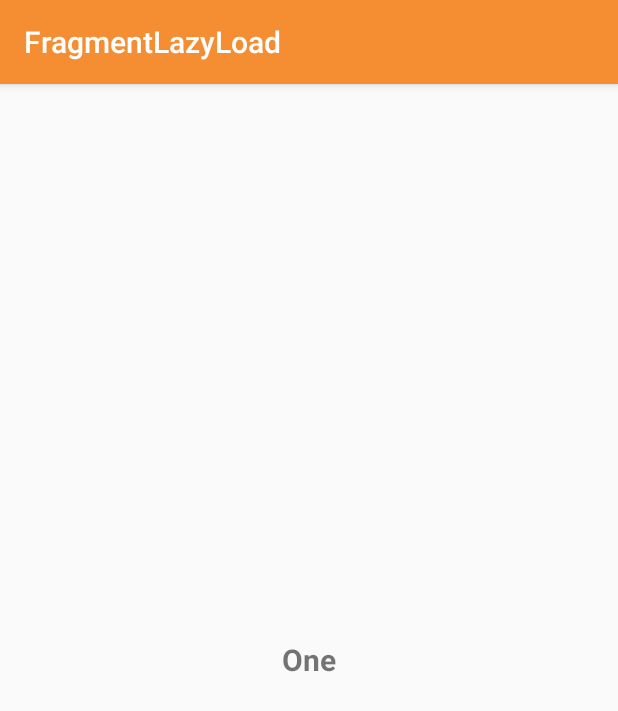
After one commit to ChestnutPlus/CodeSnippet, an Android app: the BlankFragment screen opened directly, with no data from a screen before it, on a phone screen of 412 x 824 dp. The commit adds this screen. Shown: the top 711 px of the screen. Run offline under Robolectric (Android 15) with nearby library versions, the phone set to English and light mode, and no system bars.

Commit message:
Feat: 增加Fragment懒加载示例

```diff
--- a/app/build.gradle
+++ b/app/build.gradle
@@ -27,4 +27,5 @@ dependencies {
     implementation 'com.android.support:appcompat-v7:26.1.0'
     implementation 'com.android.support.constraint:constraint-layout:1.1.3'
     implementation 'com.google.android:flexbox:0.2.5'
+    implementation 'com.android.support:support-v4:26.1.0'
 }
--- a/app/src/main/AndroidManifest.xml
+++ b/app/src/main/AndroidManifest.xml
@@ -6,6 +6,7 @@
         android:icon="@mipmap/ic_launcher"
         android:label="@string/app_name"
         android:theme="@style/AppTheme">
+        <activity android:name=".ui.fragmentLazyLoad.FragmentLazyLoadActivity"></activity>
         <activity android:name=".MainActivity">
             <intent-filter>
                 <action android:name="android.intent.action.MAIN" />
@@ -13,7 +14,6 @@
                 <category android:name="android.intent.category.LAUNCHER" />
             </intent-filter>
         </activity>
-        <activity android:name=".ui.textView.TextViewActivity"></activity>
     </application>
 
 </manifest>
--- a/app/src/main/java/x/chestnut/code/snippet/MainActivity.java
+++ b/app/src/main/java/x/chestnut/code/snippet/MainActivity.java
@@ -7,7 +7,7 @@ import android.widget.TextView;
 import com.google.android.flexbox.FlexboxLayout;
 
 import x.chestnut.code.snippet.base.BaseActivity;
-import x.chestnut.code.snippet.ui.textView.TextViewActivity;
+import x.chestnut.code.snippet.ui.fragmentLazyLoad.FragmentLazyLoadActivity;
 import x.chestnut.code.snippet.utils.ConvertUtils;
 
 public class MainActivity extends BaseActivity {
@@ -38,6 +38,6 @@ public class MainActivity extends BaseActivity {
 
     @Override
     public void lazyLoadViewAfterOnResume() {
-        addView("TextView", view -> startActivity(TextViewActivity.class));
+        addView("FragmentLazyLoad", view -> startActivity(FragmentLazyLoadActivity.class));
     }
 }
--- /dev/null
+++ b/app/src/main/java/x/chestnut/code/snippet/ui/fragmentLazyLoad/BlankFragment.java
@@ -0,0 +1,95 @@
+package x.chestnut.code.snippet.ui.fragmentLazyLoad;
+
+import android.os.AsyncTask;
+import android.os.Bundle;
+import android.widget.TextView;
+
+import java.lang.ref.WeakReference;
+
+import x.chestnut.code.snippet.R;
+
+public class BlankFragment extends LazyLoadFragment {
+
+    /*声明传入的参数*/
+    private static final String ARG_PARAM1 = "param1";
+    private String mParam1;
+
+    /*必须要一个空的构造方法*/
+    public BlankFragment() {}
+
+    private TextView textView;
+
+    /**
+     * 使用这个方法进行实例化
+     * @param param1 参数
+     * @return fragment
+     */
+    public static BlankFragment newInstance(String param1) {
+        BlankFragment fragment = new BlankFragment();
+        Bundle args = new Bundle();
+        args.putString(ARG_PARAM1, param1);
+        fragment.setArguments(args);
+        return fragment;
+    }
+
+    /**
+     * 为了防止屏幕旋转的情况，需要取出参数
+     * 在 new 的时候去设置好参数
+     * @param savedInstanceState state
+     */
+    @Override
+    public void onCreate(Bundle savedInstanceState) {
+        super.onCreate(savedInstanceState);
+        if (getArguments() != null) {
+            mParam1 = getArguments().getString(ARG_PARAM1);
+        }
+    }
+
+    @Override
+    protected int setContentView() {
+        return R.layout.fragment_blank;
+    }
+
+    @Override
+    protected void initView() {
+        textView = rootView.findViewById(R.id.tv_index);
+    }
+
+    @Override
+    protected void lazyLoad() {
+        new MockMetAsyncTask(this).execute(mParam1);
+    }
+
+    private void updateView() {
+        textView.setText(mParam1);
+    }
+
+    /**
+     * 用于模拟网络耗时操作
+     */
+    private class MockMetAsyncTask extends AsyncTask<String,Void,String> {
+
+        private WeakReference<BlankFragment> blankFragmentWeakReference;
+
+        public MockMetAsyncTask(BlankFragment blankFragment) {
+            this.blankFragmentWeakReference = new WeakReference<>(blankFragment);
+        }
+
+        @Override
+        protected String doInBackground(String... strings) {
+            try {
+                Thread.sleep(1*1000);
+            } catch (InterruptedException e) {
+                e.printStackTrace();
+            }
+            return strings[0];
+        }
+
+        @Override
+        protected void onPostExecute(String s) {
+            if (blankFragmentWeakReference!=null && blankFragmentWeakReference.get()!=null) {
+                blankFragmentWeakReference.get().updateView();
+            }
+        }
+    }
+}
--- /dev/null
+++ b/app/src/main/java/x/chestnut/code/snippet/ui/fragmentLazyLoad/FragmentLazyLoadActivity.java
@@ -0,0 +1,36 @@
+package x.chestnut.code.snippet.ui.fragmentLazyLoad;
+
+import android.support.v4.app.Fragment;
+import android.support.v4.view.ViewPager;
+
+import java.util.ArrayList;
+import java.util.List;
+
+import x.chestnut.code.snippet.R;
+import x.chestnut.code.snippet.base.BaseActivity;
+
+public class FragmentLazyLoadActivity extends BaseActivity {
+
+    @Override
+    public int getLayoutId() {
+        setTitle("FragmentLazyLoad");
+        return R.layout.activity_fragment_lazy_load;
+    }
+
+    @Override
+    public void lazyLoadViewAfterOnResume() {
+
+        ViewPager viewPager;
+        List<Fragment> list;
+
+        list = new ArrayList<>();
+        list.add(BlankFragment.newInstance("One"));
+        list.add(BlankFragment.newInstance("Two"));
+        list.add(BlankFragment.newInstance("Three"));
+
+        MyViewPagerAdapter myAdapter = new MyViewPagerAdapter(getSupportFragmentManager(), list);
+        viewPager = (ViewPager) findViewById(R.id.view_pager);
+        viewPager.setAdapter(myAdapter);
+        viewPager.setCurrentItem(0);
+    }
+}
--- /dev/null
+++ b/app/src/main/java/x/chestnut/code/snippet/ui/fragmentLazyLoad/LazyLoadFragment.java
@@ -0,0 +1,59 @@
+package x.chestnut.code.snippet.ui.fragmentLazyLoad;
+
+import android.os.Bundle;
+import android.support.annotation.Nullable;
+import android.support.v4.app.Fragment;
+import android.view.LayoutInflater;
+import android.view.View;
+import android.view.ViewGroup;
+
+/**
+ * <pre>
+ *     author: Chestnut
+ *     blog  : http://www.jianshu.com/u/a0206b5f4526
+ *     time  : 2019/3/26 17:35
+ *     desc  :
+ *     thanks To:
+ *     dependent on:
+ *     update log:
+ * </pre>
+ */
+public abstract class LazyLoadFragment extends Fragment {
+
+    protected View rootView;
+    private boolean isInitView = false;
+    private boolean isVisible = false;
+
+    @Nullable
+    @Override
+    public View onCreateView(LayoutInflater inflater, ViewGroup container, Bundle savedInstanceState) {
+        rootView = inflater.inflate(setContentView(), container, false);
+        initView();
+        isInitView = true;
+        isCanLoadData();
+        return rootView;
+    }
+
+    @Override
+    public void setUserVisibleHint(boolean isVisibleToUser) {
+        super.setUserVisibleHint(isVisibleToUser);
+        if(isVisibleToUser){
+            isVisible = true;
+            isCanLoadData();
+        }else{
+            isVisible = false;
+        }
+    }
+
+    private void isCanLoadData(){
+        if(isInitView && isVisible ){
+            lazyLoad();
+            isInitView = false;
+            isVisible = false;
+        }
+    }
+
+    protected abstract int setContentView();
+    protected abstract void initView();
+    protected abstract void lazyLoad();
+}
--- /dev/null
+++ b/app/src/main/java/x/chestnut/code/snippet/ui/fragmentLazyLoad/MyViewPagerAdapter.java
@@ -0,0 +1,38 @@
+package x.chestnut.code.snippet.ui.fragmentLazyLoad;
+
+import android.support.v4.app.Fragment;
+import android.support.v4.app.FragmentManager;
+import android.support.v4.app.FragmentPagerAdapter;
+
+import java.util.List;
+
+/**
+ * <pre>
+ *     author: Chestnut
+ *     blog  : http://www.jianshu.com/u/a0206b5f4526
+ *     time  : 2019/3/26 17:16
+ *     desc  :
+ *     thanks To:
+ *     dependent on:
+ *     update log:
+ * </pre>
+ */
+public class MyViewPagerAdapter extends FragmentPagerAdapter {
+
+    private List<Fragment> fragmentList;
+
+    public MyViewPagerAdapter(FragmentManager fm, List<Fragment> fragments) {
+        super(fm);
+        this.fragmentList = fragments;
+    }
+
+    @Override
+    public int getCount() {
+        return fragmentList.size();
+    }
+
+    @Override
+    public Fragment getItem(int position) {
+        return fragmentList.get(position);
+    }
+}
--- /dev/null
+++ b/app/src/main/res/layout/activity_fragment_lazy_load.xml
@@ -0,0 +1,8 @@
+<?xml version="1.0" encoding="utf-8"?>
+<android.support.v4.view.ViewPager xmlns:android="http://schemas.android.com/apk/res/android"
+    xmlns:app="http://schemas.android.com/apk/res-auto"
+    xmlns:tools="http://schemas.android.com/tools"
+    android:id="@+id/view_pager"
+    android:layout_width="match_parent"
+    android:layout_height="match_parent"
+    tools:context=".ui.fragmentLazyLoad.FragmentLazyLoadActivity"/>
--- a/app/src/main/res/layout/activity_main.xml
+++ b/app/src/main/res/layout/activity_main.xml
@@ -3,11 +3,11 @@
     xmlns:app="http://schemas.android.com/apk/res-auto"
     xmlns:tools="http://schemas.android.com/tools"
     android:layout_width="match_parent"
-    android:layout_height="match_parent"
-    tools:context="x.chestnut.code.snippet.ui.textView.TextViewActivity">
+    android:layout_height="match_parent">
     <com.google.android.flexbox.FlexboxLayout xmlns:android="http://schemas.android.com/apk/res/android"
         xmlns:app="http://schemas.android.com/apk/res-auto"
         xmlns:tools="http://schemas.android.com/tools"
+        android:padding="5dp"
         android:id="@+id/flx"
         app:flexDirection="row"
         app:flexWrap="wrap"
--- /dev/null
+++ b/app/src/main/res/layout/fragment_blank.xml
@@ -0,0 +1,17 @@
+<?xml version="1.0" encoding="utf-8"?>
+<FrameLayout xmlns:android="http://schemas.android.com/apk/res/android"
+    xmlns:tools="http://schemas.android.com/tools"
+    android:layout_width="match_parent"
+    android:layout_height="match_parent"
+    tools:context=".ui.fragmentLazyLoad.BlankFragment">
+
+    <!-- TODO: Update blank fragment layout -->
+    <TextView
+        android:id="@+id/tv_index"
+        android:layout_width="wrap_content"
+        android:gravity="center"
+        android:textSize="20sp"
+        android:textStyle="bold"
+        android:layout_gravity="center"
+        android:layout_height="wrap_content" />
+</FrameLayout>
```
Also changed, not shown: app/src/main/java/x/chestnut/code/snippet/ui/textView/TextViewActivity.java (deleted, +0 -158 lines), app/src/main/res/drawable-v24/ic_launcher_foreground.xml (deleted, +0 -34 lines), app/src/main/res/layout/activity_text_view.xml (deleted, +0 -57 lines), app/src/main/res/mipmap-hdpi/ic_launcher.png, app/src/main/res/mipmap-mdpi/ic_launcher.png, app/src/main/res/mipmap-xhdpi/ic_launcher.png, app/src/main/res/mipmap-xxhdpi/ic_launcher.png, app/src/main/res/mipmap-xxxhdpi/ic_launcher.png, 1 other file.
